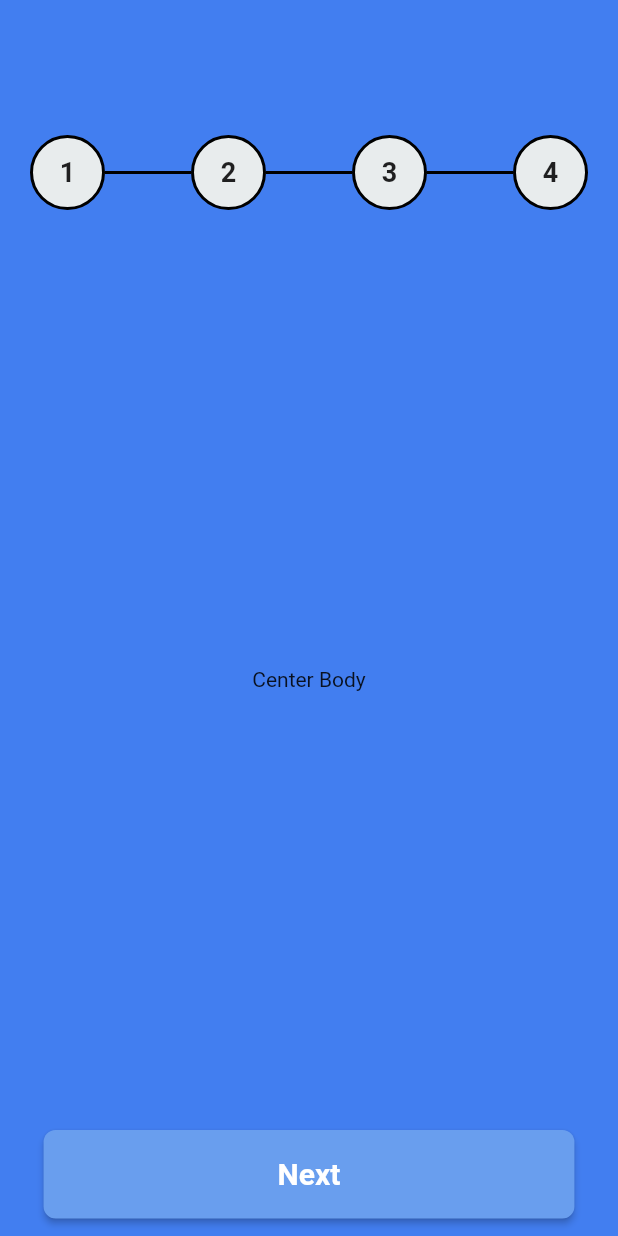
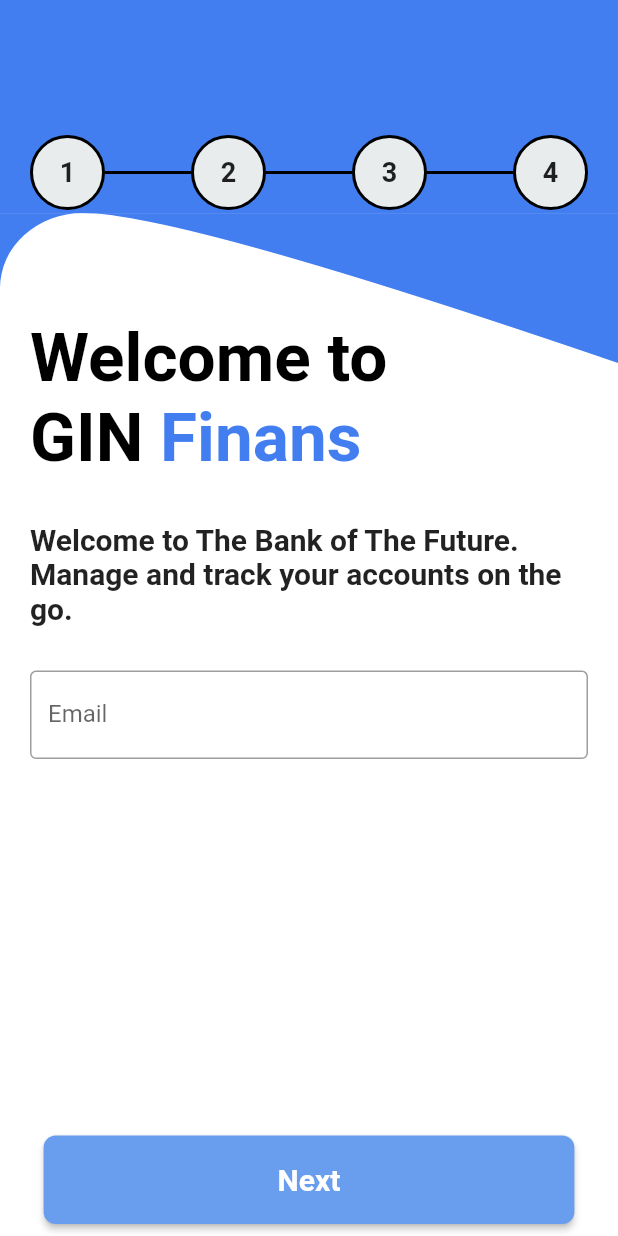
Before and after one commit to arpit-it/dkatalis_flutter_test, a Flutter app: the screen it shows after launch, on a phone screen of 412 x 824 dp. Run offline on Flutter 3.47's test engine with Material 2 defaults, Android fonts, the phone set to English and light mode, and no system bars; our stand-ins replace get.

Commit message:
fix: added page_view and email input screen

```diff
--- a/lib/screens/registration_home/controllers/registration_home_controller.dart
+++ b/lib/screens/registration_home/controllers/registration_home_controller.dart
@@ -1,19 +1,25 @@
+import 'package:flutter/material.dart';
 import 'package:get/get.dart';
 
 class RegistrationHomeController extends GetxController {
   var completedScreens = 0.obs;
 
   bool shouldShowBackButton() => !(completedScreens.value == 0);
+  PageController viewPagerController = PageController();
 
   void backPressed() {
     if (completedScreens.value >= 0) {
       completedScreens.value--;
+      viewPagerController.animateToPage(completedScreens.value,
+          duration: Duration(milliseconds: 1000), curve: Curves.easeInExpo);
     }
   }
 
   void nextPressed() {
-    if (completedScreens.value < 4) {
+    if (completedScreens.value < 3) {
       completedScreens.value++;
+      viewPagerController.animateToPage(completedScreens.value,
+          duration: Duration(milliseconds: 1000), curve: Curves.easeInExpo);
     }
   }
 }
--- /dev/null
+++ b/lib/screens/registration_home/registration_email/registration_email.dart
@@ -0,0 +1,94 @@
+import 'package:dkatalis_demo/utilities/project_colors.dart';
+import 'package:flutter/material.dart';
+
+class RegistrationEmail extends StatelessWidget {
+  const RegistrationEmail({Key? key}) : super(key: key);
+
+  @override
+  Widget build(BuildContext context) {
+    return Stack(
+      children: [
+        Container(
+          color: Colors.white,
+          child: ClipPath(
+            clipper: CustomBackground(),
+            child: Container(
+              color: ProjectColors.BACKGROUND_BLUE,
+            ),
+          ),
+        ),
+        Padding(
+          padding: const EdgeInsets.symmetric(vertical: 70, horizontal: 20),
+          child: Column(
+            mainAxisAlignment: MainAxisAlignment.start,
+            crossAxisAlignment: CrossAxisAlignment.start,
+            children: [
+              Text(
+                'Welcome to',
+                style: TextStyle(
+                    fontSize: 45,
+                    fontWeight: FontWeight.bold,
+                    color: Colors.black),
+              ),
+              RichText(
+                text: TextSpan(
+                  style: TextStyle(
+                    fontSize: 45,
+                    color: Colors.black,
+                    fontWeight: FontWeight.bold,
+                  ),
+                  children: [
+                    TextSpan(
+                      text: 'GIN',
+                    ),
+                    TextSpan(
+                      text: ' Finans',
+                      style: TextStyle(color: ProjectColors.BACKGROUND_BLUE),
+                    ),
+                  ],
+                ),
+              ),
+              SizedBox(
+                height: 30,
+              ),
+              Text(
+                'Welcome to The Bank of The Future.\nManage and track your accounts on the go.',
+                style: TextStyle(fontSize: 20, fontWeight: FontWeight.bold),
+              ),
+              SizedBox(
+                height: 30,
+              ),
+              const TextField(
+                obscureText: false,
+                decoration: InputDecoration(
+                  border: OutlineInputBorder(),
+                  labelText: 'Email',
+                ),
+              )
+            ],
+          ),
+        ),
+      ],
+    );
+  }
+}
+
+class CustomBackground extends CustomClipper<Path> {
+  @override
+  Path getClip(Size size) {
+    double pi = 22 / 7;
+    Path path = Path()
+      ..lineTo(0, 120)
+      ..arcTo(Rect.fromLTWH(0, 0, 110, 100), 1 * pi, 0.5 * pi, false)
+      ..quadraticBezierTo(120, 0, size.width, 100)
+      ..lineTo(size.width, 0)
+      ..close();
+
+    return path;
+  }
+
+  @override
+  bool shouldReclip(covariant CustomClipper<Path> oldClipper) {
+    return false;
+  }
+}
--- a/lib/screens/registration_home/registration_home.dart
+++ b/lib/screens/registration_home/registration_home.dart
@@ -1,3 +1,4 @@
+import 'package:dkatalis_demo/screens/registration_home/registration_email/registration_email.dart';
 import 'package:dkatalis_demo/utilities/project_colors.dart';
 import 'package:flutter/material.dart';
 import 'package:get/get.dart';
@@ -8,19 +9,30 @@ import 'widgets/registration_home_back_button.dart';
 
 class RegistrationHome extends GetView<RegistrationHomeController> {
   @override
-  Widget build(context) => Scaffold(
+  Widget build(context) => GestureDetector(
+        onTap: () {
+          FocusScopeNode currentFocus = FocusScope.of(context);
+          if (!currentFocus.hasPrimaryFocus) {
+            currentFocus.unfocus();
+          }
+        },
+        child: Scaffold(
+          resizeToAvoidBottomInset: false,
           backgroundColor: ProjectColors.BACKGROUND_BLUE,
           body: SizedBox(
             height: MediaQuery.of(context).size.height,
-          child: Column(
+            child: Stack(
+              children: [
+                Column(
                   children: [
                     Expanded(
-                flex: 2,
+                      flex: 5,
                       child: Obx(
                         () => Column(
                           children: [
                             RegistrationHomeBackButton(
-                        shouldShowBackButton: controller.shouldShowBackButton(),
+                              shouldShowBackButton:
+                                  controller.shouldShowBackButton(),
                               onPressed: controller.backPressed,
                             ),
                             RegistrationScreenCounter(
@@ -32,23 +44,49 @@ class RegistrationHome extends GetView<RegistrationHomeController> {
                       ),
                     ),
                     Expanded(
-                flex: 7,
+                      flex: 24,
                       child: SizedBox.expand(
-                  child: Center(
-                    child: Text('Center Body'),
+                        child: PageView.builder(
+                          physics: NeverScrollableScrollPhysics(),
+                          controller: controller.viewPagerController,
+                          itemBuilder: (context, position) {
+                            switch (position) {
+                              case 0:
+                                return RegistrationEmail();
+                              case 1:
+                                return Container(
+                                  color: Colors.cyan,
+                                );
+                              case 2:
+                                return Container(
+                                  color: Colors.deepPurple,
+                                );
+                              case 3:
+                                return Container(
+                                  color: Colors.orange,
+                                );
+                              default:
+                                return Container(
+                                  color: Colors.pink,
+                                );
+                            }
+                          },
+                          itemCount: 4, // Can be null
                         ),
                       ),
                     ),
-              Expanded(
-                flex: 1,
-                child: SizedBox.expand(
-                  child: Center(
+                  ],
+                ),
+                Align(
+                  alignment: Alignment.bottomCenter,
+                  child: Padding(
+                    padding: const EdgeInsets.all(8.0),
                     child: ElevatedButton(
                       child: Text('Next'),
                       onPressed: controller.nextPressed,
                       style: ElevatedButton.styleFrom(
                         shape: RoundedRectangleBorder(
-                          borderRadius: BorderRadius.circular(8), // <-- Radius
+                          borderRadius: BorderRadius.circular(8),
                         ),
                         primary: ProjectColors.BUTTON_COLOR_BLUE,
                         padding: EdgeInsets.symmetric(
@@ -63,8 +101,8 @@ class RegistrationHome extends GetView<RegistrationHomeController> {
                     ),
                   ),
                 ),
+              ],
             ),
-            ],
           ),
         ),
       );
```
Lines whose indentation alone changed are shown as unchanged.
